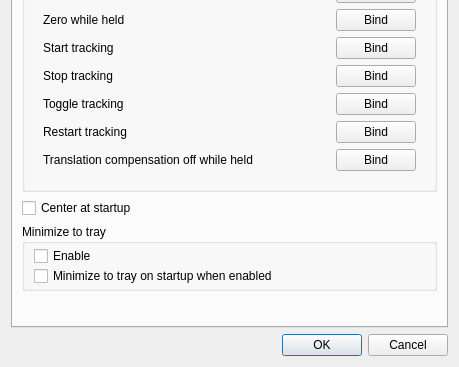
opentrack/opentrack, file gui/options-dialog.ui: the form before one commit; both pictures show x 0 to 459 and y 249 to 616 of the 459 by 616 pixel window.
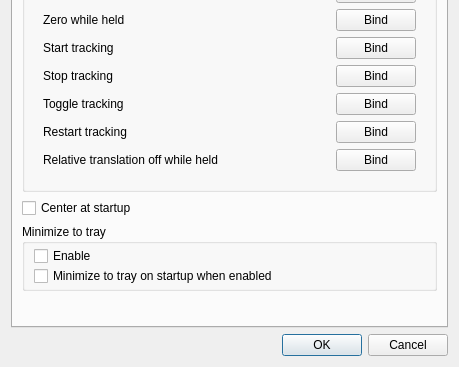
The form after the commit. Icons and pictures are not drawn. Custom widgets are drawn as their Qt base class.

Commit message:
gui/options: also rename to "relative translation" in options
Issue: #461

Patch:
```diff
--- a/gui/options-dialog.ui
+++ b/gui/options-dialog.ui
@@ -284,7 +284,7 @@
              <item row="13" column="0">
               <widget class="QLabel" name="label_30">
                <property name="text">
-                <string>Translation compensation off while held</string>
+                <string>Relative translation off while held</string>
                </property>
               </widget>
              </item>
```
